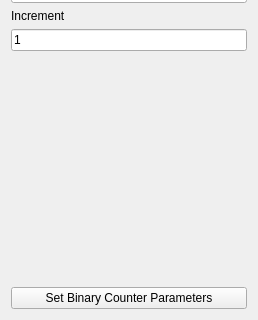
Old version of the form ui/binarycounterpatternui.ui in the repository analogdevicesinc/scopy; both pictures show x 0 to 258 and y 146 to 466 of the 258 by 466 pixel window.
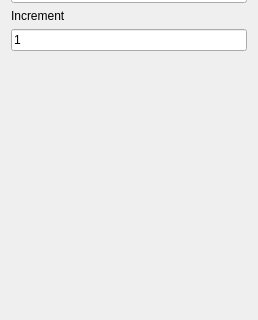
New version of the form.

Commit message: PatternGenerator: Fix UI warnings

```diff
--- a/ui/binarycounterpatternui.ui
+++ b/ui/binarycounterpatternui.ui
@@ -24,13 +24,6 @@
      </property>
     </widget>
    </item>
-   <item row="11" column="0">
-    <widget class="QPushButton" name="setBinaryCounterParams">
-     <property name="text">
-      <string>Set Binary Counter Parameters</string>
-     </property>
-    </widget>
-   </item>
    <item row="4" column="0">
     <widget class="QLabel" name="label_2">
      <property name="text">
```
The commit also changes 7 other files.
